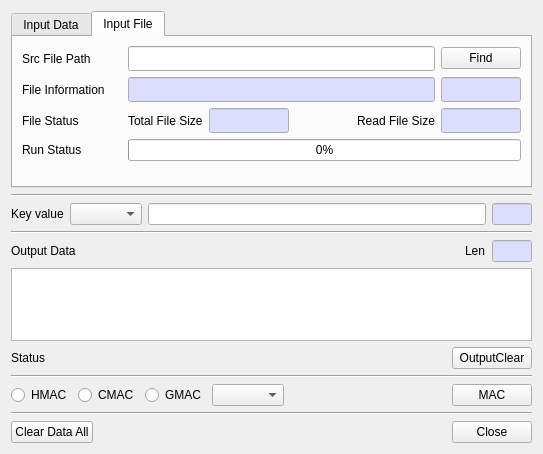
Old version of the form BerEditor/gen_mac_dlg.ui in the repository jykim74/BerEditor.
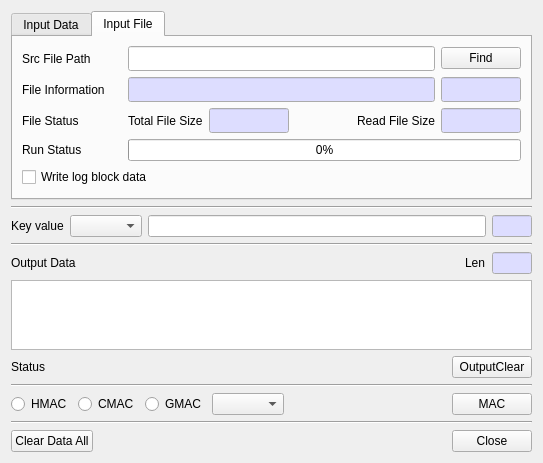
New version of the form. The open tabs and pages were chosen to show the change.

The edit to the form file:
```diff
--- a/BerEditor/gen_mac_dlg.ui
+++ b/BerEditor/gen_mac_dlg.ui
@@ -582,6 +582,13 @@
          </item>
         </layout>
        </item>
+       <item>
+        <widget class="QCheckBox" name="mWriteLogCheck">
+         <property name="text">
+          <string>Write log block data</string>
+         </property>
+        </widget>
+       </item>
        <item>
         <spacer name="verticalSpacer">
          <property name="orientation">
```
Left out of the diff: 2 changed lines with no effect on the pictures.
